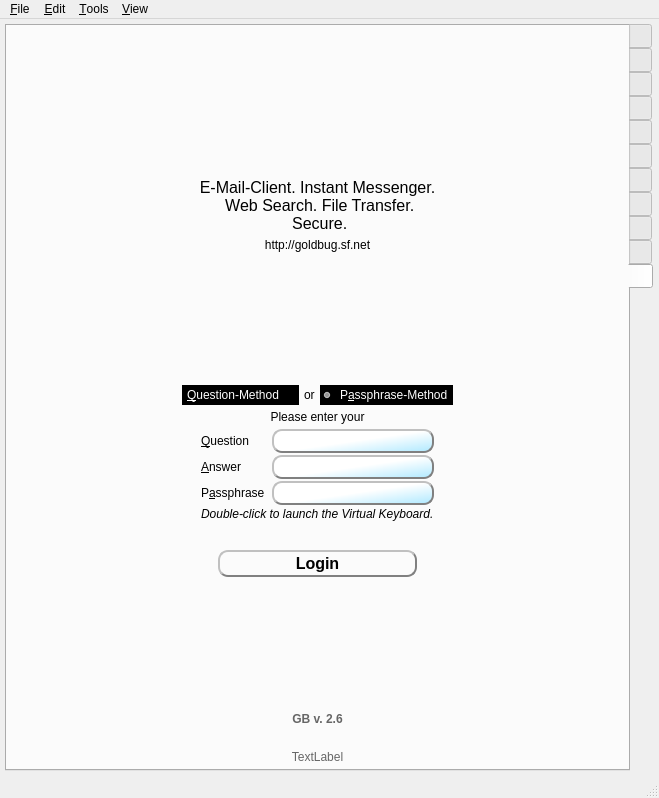
Qt form branches/trunk/GoldBug-UI/controlcenter.ui (textbrowser/spot-on) before a commit.
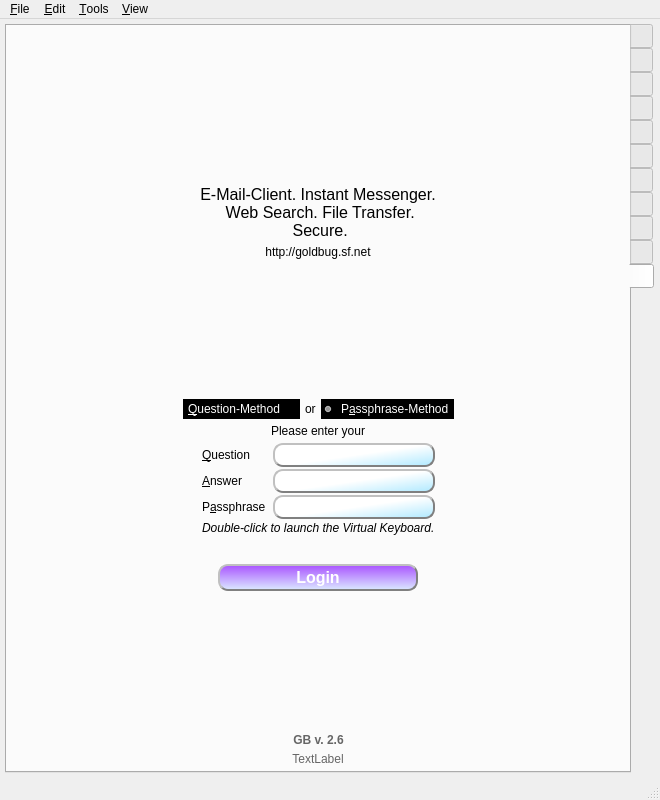
The same form after that commit. The open tabs and pages were chosen to show the change. Icons and pictures are not drawn. Custom widgets are drawn as their Qt base class.

Commit message: New stylesheet for the login button.

```diff
--- a/branches/trunk/GoldBug-UI/controlcenter.ui
+++ b/branches/trunk/GoldBug-UI/controlcenter.ui
@@ -6,8 +6,8 @@
    <rect>
     <x>0</x>
     <y>0</y>
-    <width>659</width>
-    <height>798</height>
+    <width>660</width>
+    <height>800</height>
    </rect>
   </property>
   <property name="windowIcon">
@@ -10295,37 +10295,36 @@
               </property>
               <property name="styleSheet">
                <string notr="true">QPushButton {
- border: 2px solid gray;
- background-color: qlineargradient(x1: 0, y1: 0, x2: 0, y2: 1,
-                                   stop: 0 #E0E0E0, stop: 1 #FFFFFF);
+border: 2px solid gray;
+background-color: qlineargradient(spread:reflect, x1:0.023, y1:0.988636, x2:0.028, y2:0.011, stop:0 rgba(218, 232, 255, 255), stop:1 rgba(170, 85, 255, 255));
+color: rgb(255, 255, 255);
+margin: 2px;
+border-style: outset;
+border-width: 2px;
+border-radius: 10px;
+border-color: grey;
+min-width: 10em;
+padding: 2px;
+}
 
- margin: 2px;
-
-
-
-
-  border-style: outset;
-     border-width: 2px;
-     border-radius: 10px;
-     border-color: grey;
-     min-width: 10em;
-     padding: 2px;
-
-
- }
-
-
-QPushButton:hover { 
-background-color: qlineargradient(x1: 0, y1: 0, x2: 0, y2: 1,
-                                   stop: 0 rgb(254,229,172), stop: 1 #FFFFFF);
-background-position: top center; } 
-
+QPushButton:hover {
+border: 2px solid gray;
+color: rgb(0, 0, 0);
+background-color: rgb(255, 255, 255);
+margin: 2px;
+border-style: outset;
+border-width: 2px;
+border-radius: 10px;
+border-color: black;
+min-width: 10em;
+padding: 2px;
+}
 
 QPushButton:pressed {
-     background-color: darkgrey;
-     border-style: inset;
- }
-</string>
+background-color: black;
+color: rgb(255, 255, 255);
+border-style: inset;
+}</string>
               </property>
               <property name="text">
                <string>Login</string>
@@ -10428,22 +10427,6 @@
             </item>
            </layout>
           </item>
-          <item>
-           <widget class="QLabel" name="version">
-            <property name="styleSheet">
-             <string notr="true"> color:#666666;</string>
-            </property>
-            <property name="alignment">
-             <set>Qt::AlignCenter</set>
-            </property>
-            <property name="openExternalLinks">
-             <bool>true</bool>
-            </property>
-            <property name="textInteractionFlags">
-             <set>Qt::LinksAccessibleByKeyboard|Qt::LinksAccessibleByMouse</set>
-            </property>
-           </widget>
-          </item>
           <item>
            <widget class="QLabel" name="buildInformation">
             <property name="styleSheet">
@@ -10471,8 +10454,8 @@
     <rect>
      <x>0</x>
      <y>0</y>
-     <width>659</width>
-     <height>24</height>
+     <width>660</width>
+     <height>27</height>
     </rect>
    </property>
    <widget class="QMenu" name="menu_File">
```
Left out of the diff: 40 changed lines with no effect on the pictures.
